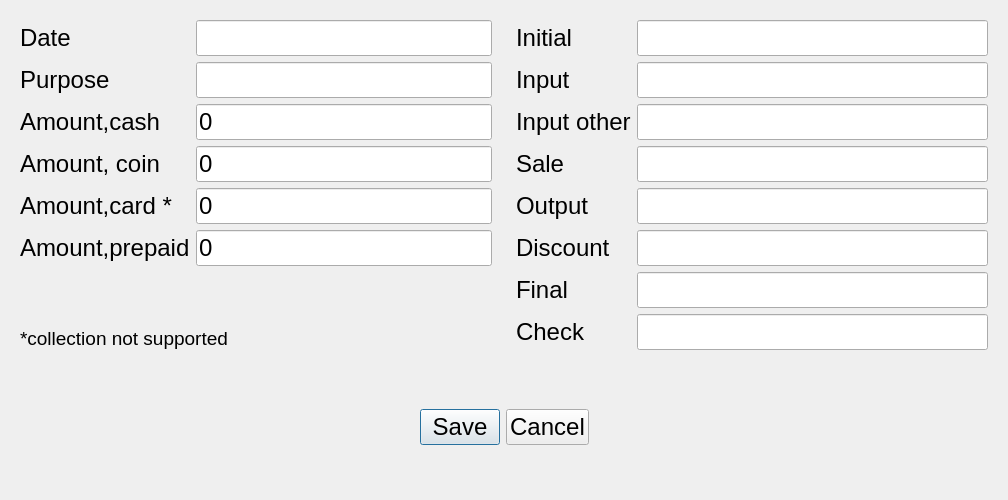
Old version of the form Shop/cashcollection.ui in the repository End1-1/Cafe5.
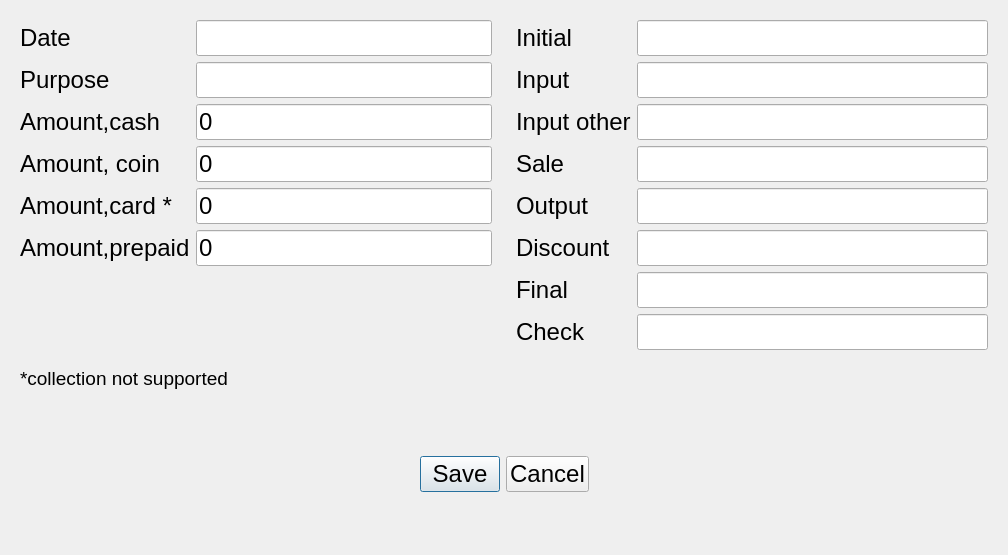
New version of the form. Custom widgets are drawn as their Qt base class.

What changed in the file:
```diff
--- a/Shop/cashcollection.ui
+++ b/Shop/cashcollection.ui
@@ -7,7 +7,7 @@
     <x>0</x>
     <y>0</y>
     <width>1008</width>
-    <height>500</height>
+    <height>555</height>
    </rect>
   </property>
   <property name="font">
@@ -142,6 +142,19 @@
         </property>
        </widget>
       </item>
+      <item row="8" column="1">
+       <spacer name="verticalSpacer_2">
+        <property name="orientation">
+         <enum>Qt::Orientation::Vertical</enum>
+        </property>
+        <property name="sizeHint" stdset="0">
+         <size>
+          <width>20</width>
+          <height>40</height>
+         </size>
+        </property>
+       </spacer>
+      </item>
      </layout>
     </widget>
    </item>
```
Left out of the diff: 94 changed lines with no effect on the pictures.
